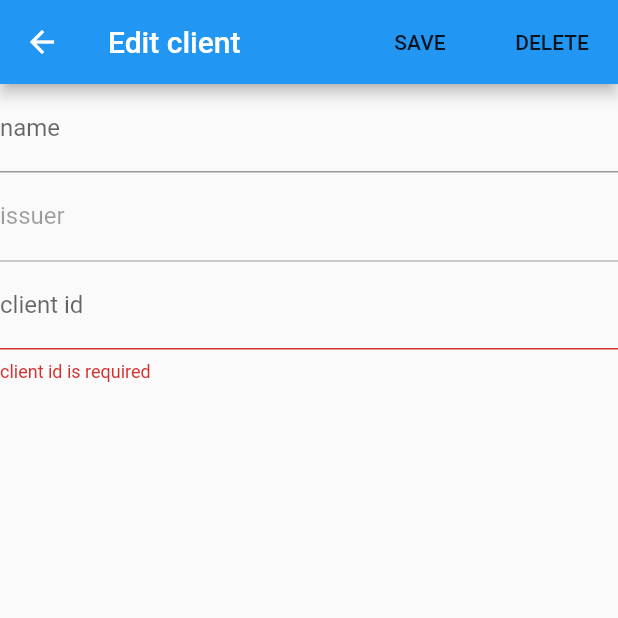
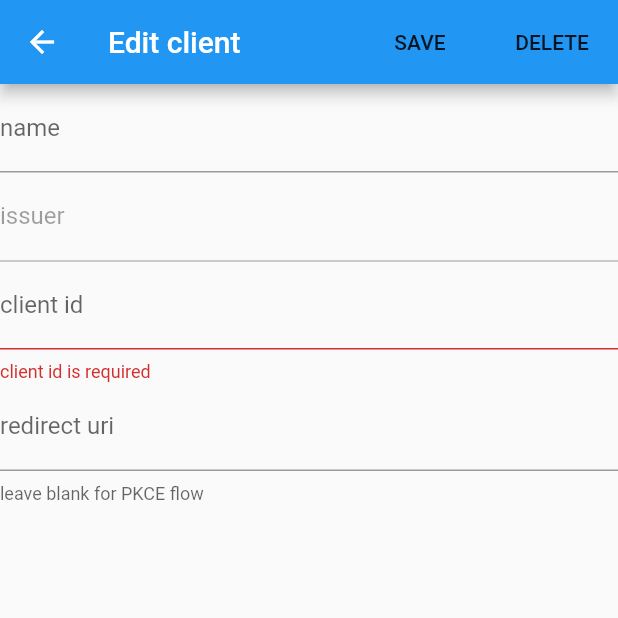
Before and after one commit to appsup-dart/openid_flutter_example, a Flutter app: the ClientDetailsWidget screen opened directly with empty values, on a phone screen of 412 x 824 dp, the top half of it. Run offline on Flutter 3.47's test engine with Material 2 defaults, Android fonts, the phone set to English and light mode, and no system bars; our stand-ins replace rxdart, shared_preferences; missing offline and left inert: openid_client; accounts and stored records are empty; statements that could not run were skipped.

Commit message:
support regular authorization code flow

```diff
--- a/lib/src/widgets/client_details.dart
+++ b/lib/src/widgets/client_details.dart
@@ -25,6 +25,7 @@ class _ClientDetailsWidgetState extends State<ClientDetailsWidget> {
       controllers[k] ??= TextEditingController();
       controllers[k].text = v;
     });
+    controllers["redirect_uri"] ??= TextEditingController();
     super.initState();
   }
 
@@ -82,6 +83,13 @@ class _ClientDetailsWidgetState extends State<ClientDetailsWidget> {
                       },
                       decoration: InputDecoration(labelText: "client id"),
                     ),
+                    TextFormField(
+                      controller: controllers["redirect_uri"],
+                      keyboardType: TextInputType.url,
+                      decoration: InputDecoration(
+                          labelText: "redirect uri",
+                          helperText: "leave blank for PKCE flow"),
+                    ),
                     ValueListenableBuilder<TextEditingValue>(
                         valueListenable: controllers["scopes"],
                         builder: (context, scopes, widget) {
```
Also changed, not shown: lib/src/blocs.dart (+28 -6 lines).
